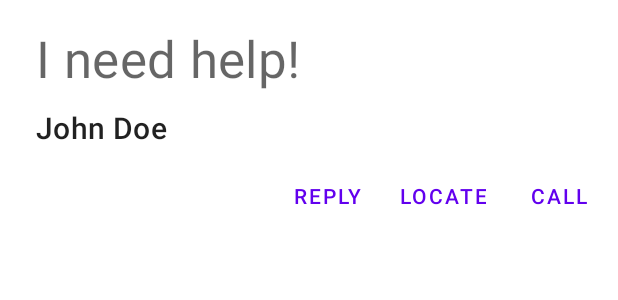
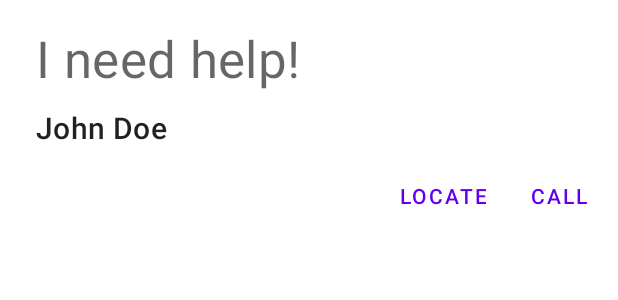
Before and after one commit to kdb13/Securify, an Android app: the layout dialog_receive_alert.xml on its own in the app's theme, with its tools: preview values and no code run, on a phone screen of 412 x 824 dp. Shown: the top 300 px of the screen. Run offline under Robolectric (Android 15) with nearby library versions, the phone set to English and light mode, and no system bars.

Commit message:
It's time for logging Alerts.

```diff
--- a/Source/app/src/main/java/com/lina/securify/services/buttonservice/ButtonService.java
+++ b/Source/app/src/main/java/com/lina/securify/services/buttonservice/ButtonService.java
@@ -25,7 +25,7 @@ public class ButtonService extends AccessibilityService {
         listener = new VolumeLongPressListener(
                 getApplicationContext(),
                 KeyEvent.KEYCODE_VOLUME_UP,
-                3000,
+                2000,
                 () -> new SendAlertDialog(getApplicationContext())
         );
 
--- a/Source/app/src/main/java/com/lina/securify/views/activities/MainActivity.java
+++ b/Source/app/src/main/java/com/lina/securify/views/activities/MainActivity.java
@@ -19,8 +19,10 @@ import com.google.android.gms.common.ConnectionResult;
 import com.google.android.gms.common.GoogleApiAvailability;
 import com.google.firebase.auth.FirebaseAuth;
 import com.lina.securify.R;
+import com.lina.securify.data.models.Alert;
 import com.lina.securify.databinding.ActivityMainBinding;
 import com.lina.securify.utils.constants.RequestCodes;
+import com.lina.securify.views.dialogs.ReceiveAlertDialog;
 
 public class MainActivity extends AppCompatActivity {
 
@@ -34,7 +36,7 @@ public class MainActivity extends AppCompatActivity {
         super.onCreate(savedInstanceState);
 
         /*new ReceiveAlertDialog(this, new Alert(
-                "Ada Lovelace", "+918000046911", null
+                "Ada Lovelace", "+918000046911", "45.232323,23.2323"
         ));*/
 
         requestPermissions();
--- a/Source/app/src/main/java/com/lina/securify/views/dialogs/ReceiveAlertDialog.java
+++ b/Source/app/src/main/java/com/lina/securify/views/dialogs/ReceiveAlertDialog.java
@@ -32,6 +32,8 @@ public class ReceiveAlertDialog {
         dialog.show();
 
         binding.setAlert(alert);
+        binding.setIsLocateVisible(alert.getLocation().equals(context.getString(R.string.no_location))
+                ? View.GONE : View.VISIBLE);
         binding.setDialog(this);
 
     }
@@ -46,9 +48,6 @@ public class ReceiveAlertDialog {
 
             case R.id.button_locate:
                 locate(binding.getAlert().getLocation());
-                break;
-
-            case R.id.button_reply:
                 break;
 
             default:
--- a/Source/app/src/main/res/layout/dialog_receive_alert.xml
+++ b/Source/app/src/main/res/layout/dialog_receive_alert.xml
@@ -13,6 +13,10 @@
         <variable
             name="alert"
             type="com.lina.securify.data.models.Alert" />
+
+        <variable
+            name="isLocateVisible"
+            type="int" />
 
     </data>
 
@@ -59,18 +63,9 @@
             android:layout_width="wrap_content"
             android:layout_height="wrap_content"
             android:text="@string/button_locate"
+            android:visibility="@{isLocateVisible}"
             android:onClick="@{dialog::onButtonClick}"
             app:layout_constraintEnd_toStartOf="@+id/button_call"
-            app:layout_constraintBottom_toBottomOf="parent" />
-
-        <com.google.android.material.button.MaterialButton
-            android:id="@+id/button_reply"
-            android:text="@string/button_reply"
-            android:layout_width="wrap_content"
-            android:layout_height="wrap_content"
-            style="@style/DialogButton"
-            android:onClick="@{dialog::onButtonClick}"
-            app:layout_constraintEnd_toStartOf="@+id/button_locate"
             app:layout_constraintBottom_toBottomOf="parent" />
 
     </androidx.constraintlayout.widget.ConstraintLayout>
```
Also changed, not shown: Source/app/src/main/java/com/lina/securify/data/FirestoreRepository.java (+3 -6 lines), Source/app/src/main/java/com/lina/securify/views/fragments/VolunteersFragment.java (+12 -22 lines).
